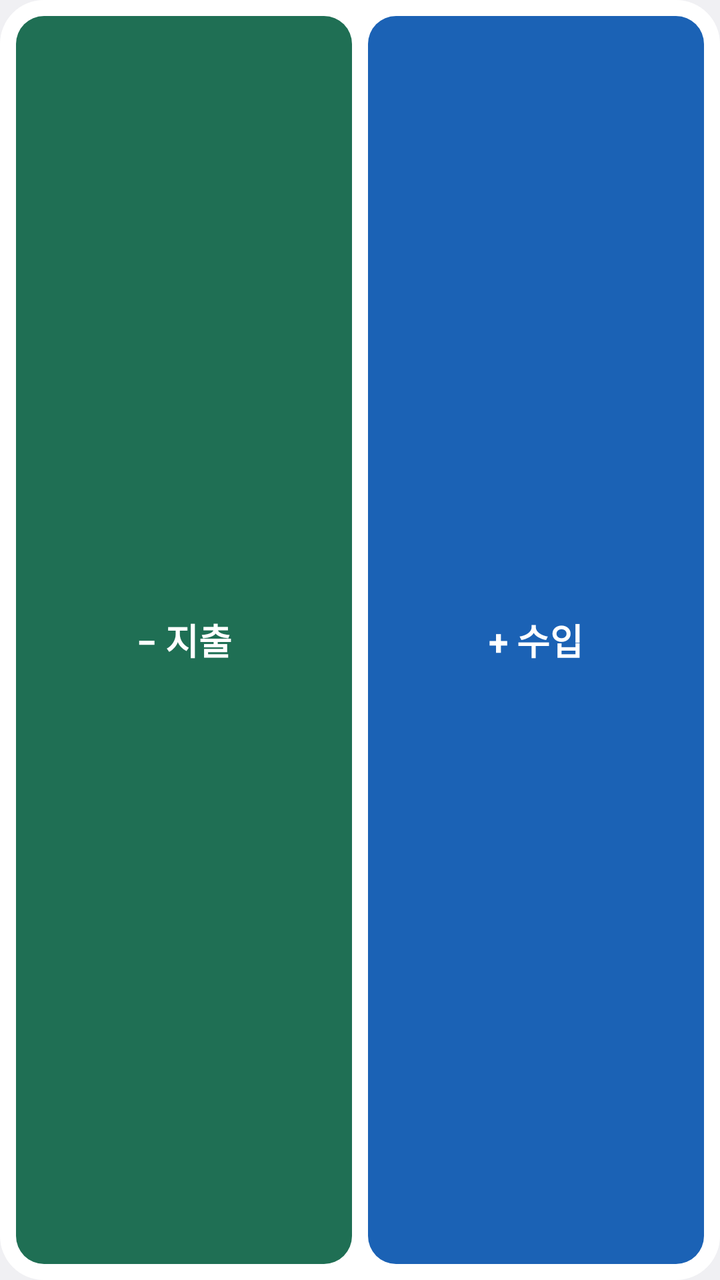
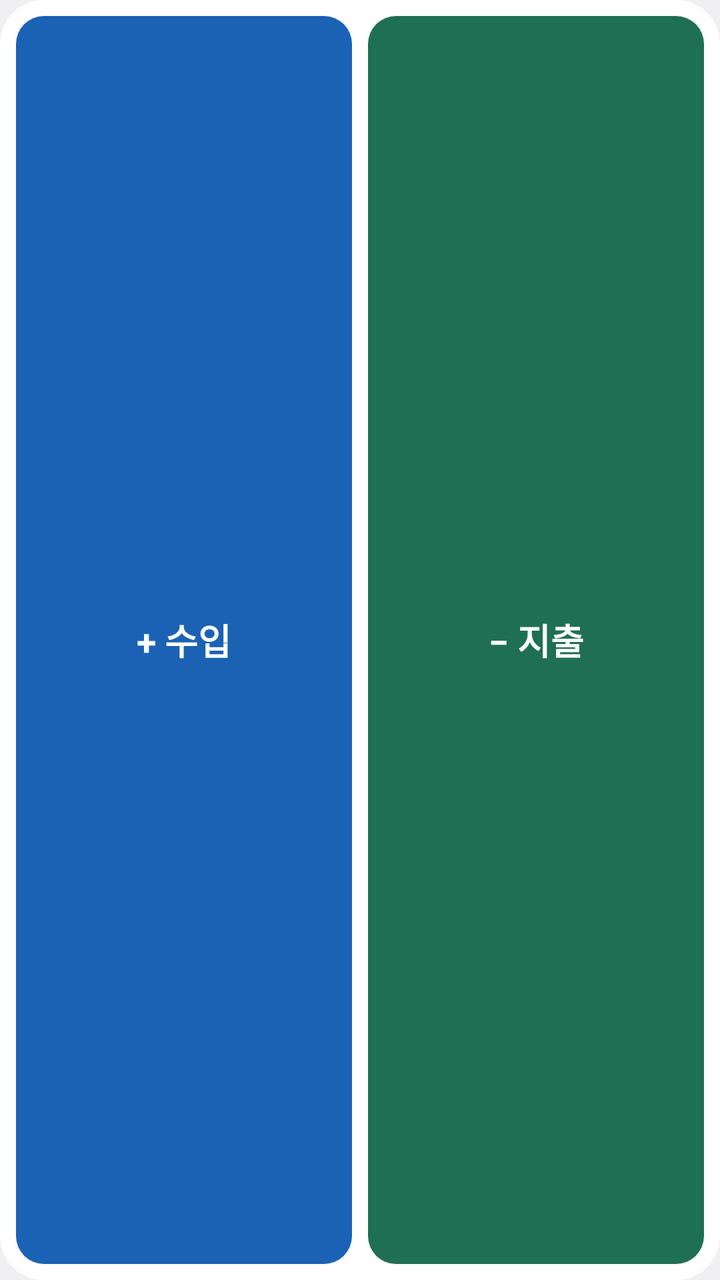

The first picture is an Android layout as it rendered before a commit; the second is the same layout after the commit. The layout source and the unified diff follow.
<!-- AndroidManifest.xml: application theme android:Theme.DeviceDefault.Light.NoActionBar -->
<!-- res/layout/widget.xml -->
<?xml version="1.0" encoding="utf-8"?>
<LinearLayout xmlns:android="http://schemas.android.com/apk/res/android"
    android:layout_width="match_parent"
    android:layout_height="match_parent"
    android:orientation="horizontal"
    android:background="@drawable/widget_bg"
    android:padding="8dp"
    android:gravity="center_vertical">

    <TextView
        android:id="@+id/out"
        android:layout_width="0dp"
        android:layout_height="match_parent"
        android:layout_weight="1"
        android:layout_marginEnd="4dp"
        android:background="@drawable/btn_out"
        android:gravity="center"
        android:text="− 지출"
        android:textColor="#ffffff"
        android:textSize="18sp"
        android:textStyle="bold" />

    <TextView
        android:id="@+id/in"
        android:layout_width="0dp"
        android:layout_height="match_parent"
        android:layout_weight="1"
        android:layout_marginStart="4dp"
        android:background="@drawable/btn_in"
        android:gravity="center"
        android:text="+ 수입"
        android:textColor="#ffffff"
        android:textSize="18sp"
        android:textStyle="bold" />
</LinearLayout>
<!-- resources referenced by this layout -->
<resources>
  <!-- drawable btn_in (drawable) -->
  <?xml version="1.0" encoding="utf-8"?>
  <shape xmlns:android="http://schemas.android.com/apk/res/android" android:shape="rectangle">
      <solid android:color="#1B62B5" />
      <corners android:radius="14dp" />
  </shape>
  <!-- drawable btn_out (drawable) -->
  <?xml version="1.0" encoding="utf-8"?>
  <shape xmlns:android="http://schemas.android.com/apk/res/android" android:shape="rectangle">
      <solid android:color="#1F6F54" />
      <corners android:radius="14dp" />
  </shape>
  <!-- drawable widget_bg (drawable) -->
  <?xml version="1.0" encoding="utf-8"?>
  <shape xmlns:android="http://schemas.android.com/apk/res/android" android:shape="rectangle">
      <solid android:color="#ffffff" />
      <corners android:radius="22dp" />
  </shape>
</resources>

<!-- the commit's change to res/layout/widget.xml (unified diff, before → after) -->
@@ -8,28 +8,28 @@
     android:gravity="center_vertical">
 
     <TextView
+        android:id="@+id/in"
+        android:layout_width="0dp"
+        android:layout_height="match_parent"
+        android:layout_weight="1"
+        android:layout_marginEnd="4dp"
+        android:background="@drawable/btn_in"
+        android:gravity="center"
+        android:text="+ 수입"
+        android:textColor="#ffffff"
+        android:textSize="18sp"
+        android:textStyle="bold" />
+
+    <TextView
         android:id="@+id/out"
         android:layout_width="0dp"
         android:layout_height="match_parent"
         android:layout_weight="1"
-        android:layout_marginEnd="4dp"
+        android:layout_marginStart="4dp"
         android:background="@drawable/btn_out"
         android:gravity="center"
         android:text="− 지출"
         android:textColor="#ffffff"
         android:textSize="18sp"
         android:textStyle="bold" />
-
-    <TextView
-        android:id="@+id/in"
-        android:layout_width="0dp"
-        android:layout_height="match_parent"
-        android:layout_weight="1"
-        android:layout_marginStart="4dp"
-        android:background="@drawable/btn_in"
-        android:gravity="center"
-        android:text="+ 수입"
-        android:textColor="#ffffff"
-        android:textSize="18sp"
-        android:textStyle="bold" />
 </LinearLayout>
